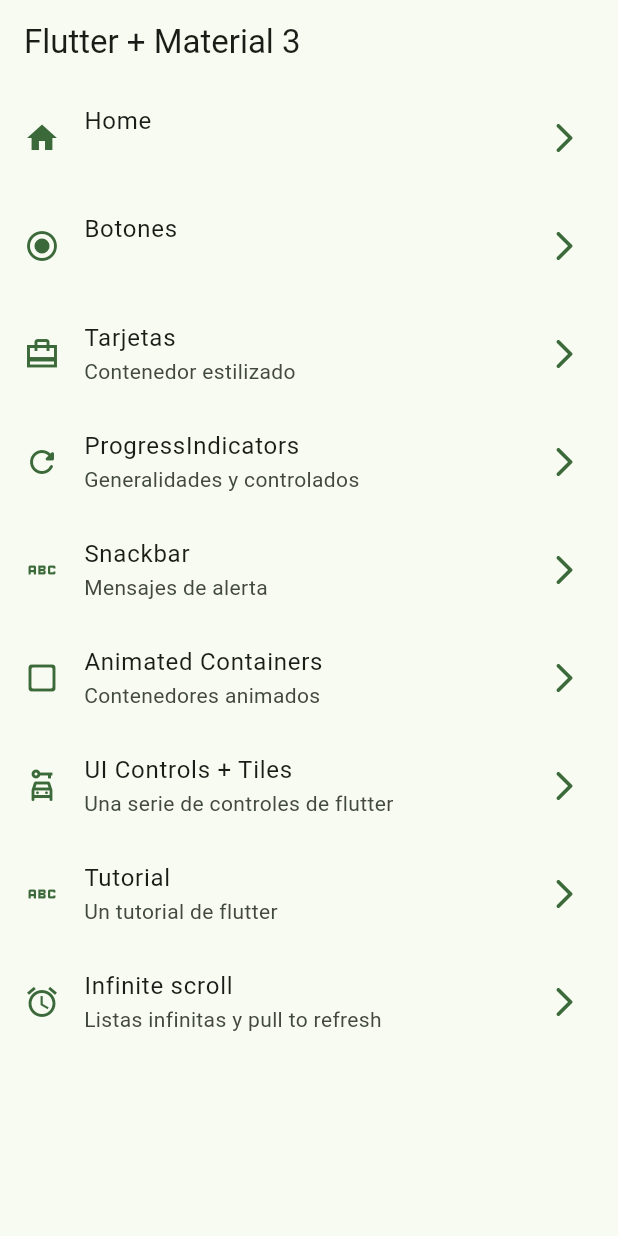
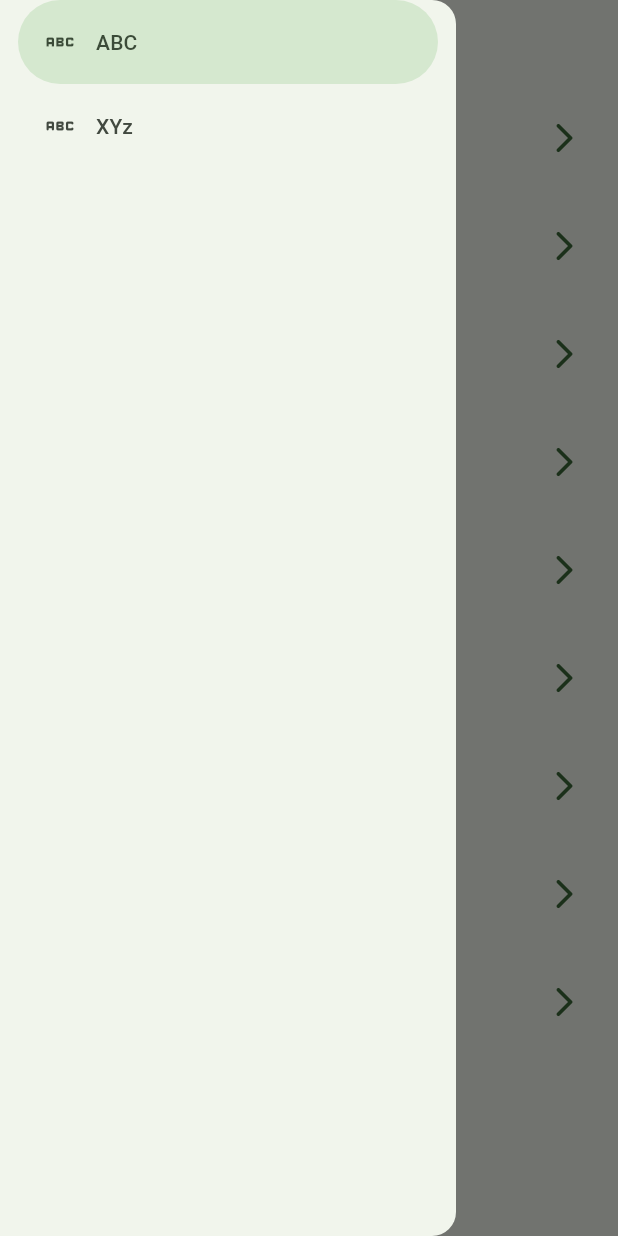
Before and after one commit to AndrexMed/widgetsapp, a Flutter app: the screen it shows after launch, with the side drawer open (before the commit the screen has no drawer), on a phone screen of 412 x 824 dp. Run offline on Flutter 3.47's test engine with Material 3 defaults, Android fonts, the phone set to English and light mode, and no system bars; our stand-ins replace animate_do, go_router.

Commit message:
NavigationDrawer - MenuLateral

```diff
--- a/lib/presentation/screens/home/home_screen.dart
+++ b/lib/presentation/screens/home/home_screen.dart
@@ -1,6 +1,7 @@
 import 'package:flutter/material.dart';
 import 'package:go_router/go_router.dart';
 import 'package:widgetsapp/configs/menu/menu_item.dart';
+import 'package:widgetsapp/presentation/widgets/side_menu.dart';
 
 class HomeScreen extends StatelessWidget {
   static const name = 'home_screen';
@@ -13,6 +14,7 @@ class HomeScreen extends StatelessWidget {
         title: const Text('Flutter + Material 3'),
       ),
       body: const _HomeView(),
+      drawer: const SideMenu(),
     );
   }
 }
--- /dev/null
+++ b/lib/presentation/widgets/side_menu.dart
@@ -0,0 +1,28 @@
+import 'package:flutter/material.dart';
+
+class SideMenu extends StatefulWidget {
+  const SideMenu({super.key});
+
+  @override
+  State<SideMenu> createState() => _SideMenuState();
+}
+
+class _SideMenuState extends State<SideMenu> {
+  int navDrawerIndex = 0;
+  @override
+  Widget build(BuildContext context) {
+    return NavigationDrawer(
+        onDestinationSelected: (value) {
+          setState(() {
+            navDrawerIndex = value;
+          });
+        },
+        selectedIndex: navDrawerIndex,
+        children: [
+          NavigationDrawerDestination(
+              icon: Icon(Icons.abc), label: Text('ABC')),
+          NavigationDrawerDestination(
+              icon: Icon(Icons.abc_rounded), label: Text('XYz')),
+        ]);
+  }
+}
```
